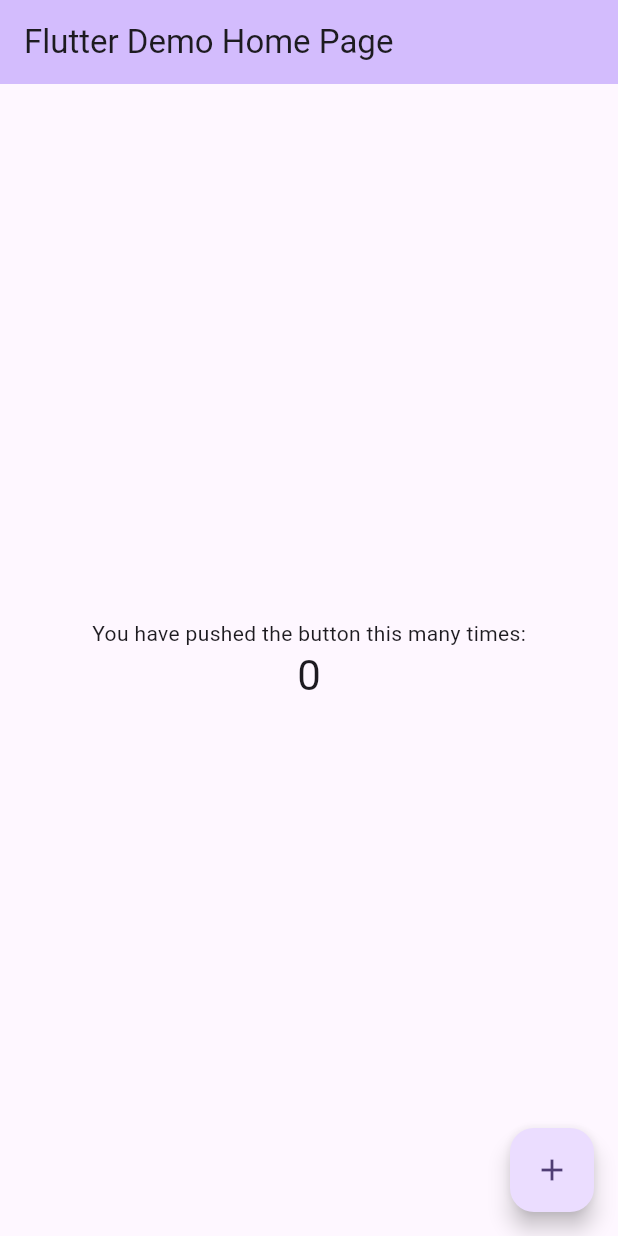
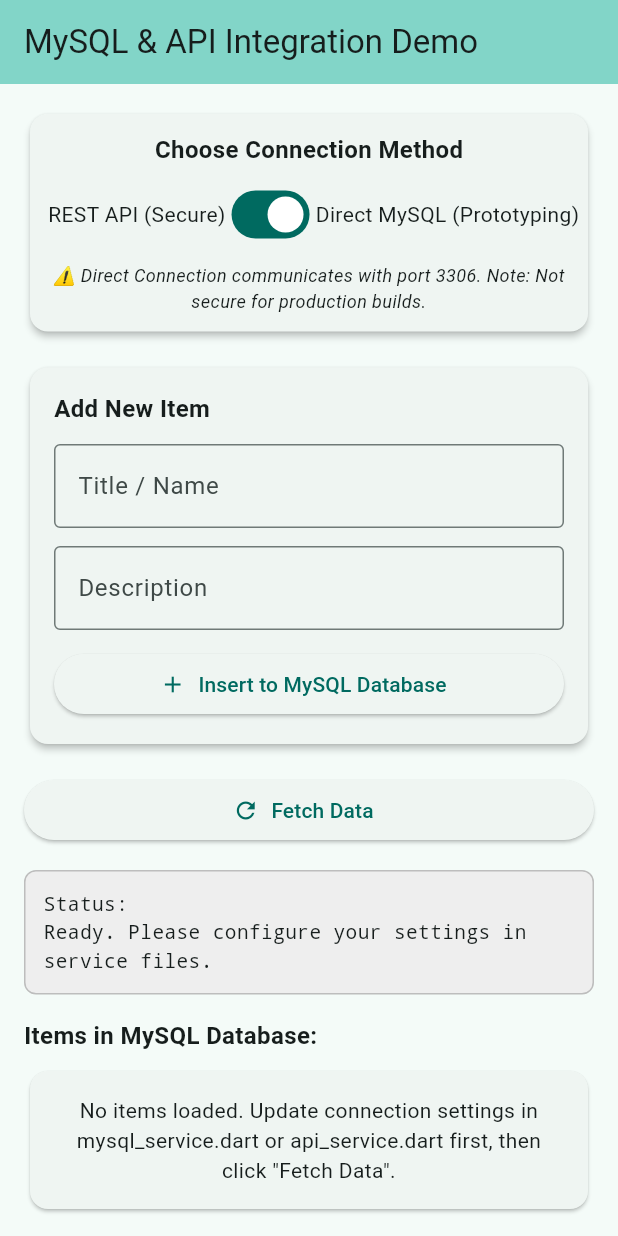
Before and after one commit to sajadXz/Education-Robot, a Flutter app: the screen it shows after launch, on a phone screen of 412 x 824 dp. Run offline on Flutter 3.47's test engine with Material 3 defaults, Android fonts, the phone set to English and light mode, and no system bars; missing offline and left inert: mysql1.

Commit message:
API and mysql setup

```diff
--- /dev/null
+++ b/app/lib/api_service.dart
@@ -0,0 +1,38 @@
+import 'dart:convert';
+import 'package:http/http.dart' as http;
+
+/// Service to interact with a secure backend API that connects to MySQL.
+///
+/// This is the RECOMMENDED approach for production mobile applications.
+class ApiService {
+  // Replace with your server's backend URL
+  static const String _baseUrl = 'https://api.yourdomain.com/v1';
+
+  /// Fetch list of items/users from the database via REST API
+  static Future<List<Map<String, dynamic>>> fetchItems() async {
+    final response = await http.get(Uri.parse('$_baseUrl/items'));
+
+    if (response.statusCode == 200) {
+      final List<dynamic> data = jsonDecode(response.body);
+      return data.map((json) => json as Map<String, dynamic>).toList();
+    } else {
+      throw Exception('Failed to load items from backend REST API');
+    }
+  }
+
+  /// Insert a new item/user into the database via REST API
+  static Future<void> insertItem(String title, String description) async {
+    final response = await http.post(
+      Uri.parse('$_baseUrl/items'),
+      headers: {'Content-Type': 'application/json'},
+      body: jsonEncode({
+        'title': title,
+        'description': description,
+      }),
+    );
+
+    if (response.statusCode != 201 && response.statusCode != 200) {
+      throw Exception('Failed to create item via backend REST API');
+    }
+  }
+}
--- a/app/lib/main.dart
+++ b/app/lib/main.dart
@@ -1,4 +1,6 @@
 import 'package:flutter/material.dart';
+import 'mysql_service.dart';
+import 'api_service.dart';
 
 void main() {
   runApp(const MyApp());
@@ -7,115 +9,268 @@ void main() {
 class MyApp extends StatelessWidget {
   const MyApp({super.key});
 
-  // This widget is the root of your application.
   @override
   Widget build(BuildContext context) {
     return MaterialApp(
-      title: 'Flutter Demo',
+      title: 'Education Robot MySQL Demo',
       theme: ThemeData(
-        // This is the theme of your application.
-        //
-        // TRY THIS: Try running your application with "flutter run". You'll see
-        // the application has a purple toolbar. Then, without quitting the app,
-        // try changing the seedColor in the colorScheme below to Colors.green
-        // and then invoke "hot reload" (save your changes or press the "hot
-        // reload" button in a Flutter-supported IDE, or press "r" if you used
-        // the command line to start the app).
-        //
-        // Notice that the counter didn't reset back to zero; the application
-        // state is not lost during the reload. To reset the state, use hot
-        // restart instead.
-        //
-        // This works for code too, not just values: Most code changes can be
-        // tested with just a hot reload.
-        colorScheme: ColorScheme.fromSeed(seedColor: Colors.deepPurple),
+        colorScheme: ColorScheme.fromSeed(seedColor: Colors.teal),
+        useMaterial3: true,
       ),
-      home: const MyHomePage(title: 'Flutter Demo Home Page'),
+      home: const DatabaseDemoHome(),
     );
   }
 }
 
-class MyHomePage extends StatefulWidget {
-  const MyHomePage({super.key, required this.title});
-
-  // This widget is the home page of your application. It is stateful, meaning
-  // that it has a State object (defined below) that contains fields that affect
-  // how it looks.
-
-  // This class is the configuration for the state. It holds the values (in this
-  // case the title) provided by the parent (in this case the App widget) and
-  // used by the build method of the State. Fields in a Widget subclass are
-  // always marked "final".
-
-  final String title;
+class DatabaseDemoHome extends StatefulWidget {
+  const DatabaseDemoHome({super.key});
 
   @override
-  State<MyHomePage> createState() => _MyHomePageState();
+  State<DatabaseDemoHome> createState() => _DatabaseDemoHomeState();
 }
 
-class _MyHomePageState extends State<MyHomePage> {
-  int _counter = 0;
+class _DatabaseDemoHomeState extends State<DatabaseDemoHome> {
+  bool _useDirectConnection = true; // Toggle between direct MySQL and REST API
+  List<Map<String, dynamic>> _items = [];
+  bool _isLoading = false;
+  String _statusMessage = 'Ready. Please configure your settings in service files.';
 
-  void _incrementCounter() {
+  final TextEditingController _titleController = TextEditingController();
+  final TextEditingController _descController = TextEditingController();
+
+  Future<void> _fetchData() async {
     setState(() {
-      // This call to setState tells the Flutter framework that something has
-      // changed in this State, which causes it to rerun the build method below
-      // so that the display can reflect the updated values. If we changed
-      // _counter without calling setState(), then the build method would not be
-      // called again, and so nothing would appear to happen.
-      _counter++;
+      _isLoading = true;
+      _statusMessage = 'Fetching data...';
     });
+
+    try {
+      List<Map<String, dynamic>> data;
+      if (_useDirectConnection) {
+        data = await MySqlService.fetchItems();
+      } else {
+        data = await ApiService.fetchItems();
+      }
+
+      setState(() {
+        _items = data;
+        _statusMessage = 'Data loaded successfully! (${_items.length} items found)';
+      });
+    } catch (e) {
+      setState(() {
+        _items = [];
+        _statusMessage = 'Error loading data. Make sure credentials/URLs are updated.\nDetails: $e';
+      });
+    } finally {
+      setState(() {
+        _isLoading = false;
+      });
+    }
+  }
+
+  Future<void> _addData() async {
+    final title = _titleController.text.trim();
+    final desc = _descController.text.trim();
+
+    if (title.isEmpty || desc.isEmpty) {
+      ScaffoldMessenger.of(context).showSnackBar(
+        const SnackBar(content: Text('Please fill all fields')),
+      );
+      return;
+    }
+
+    setState(() {
+      _isLoading = true;
+      _statusMessage = 'Adding item...';
+    });
+
+    try {
+      if (_useDirectConnection) {
+        await MySqlService.insertItem(title, desc);
+      } else {
+        await ApiService.insertItem(title, desc);
+      }
+
+      _titleController.clear();
+      _descController.clear();
+      setState(() {
+        _statusMessage = 'Item added successfully!';
+      });
+      _fetchData(); // Refresh list after adding
+    } catch (e) {
+      setState(() {
+        _isLoading = false;
+        _statusMessage = 'Error adding item.\nDetails: $e';
+      });
+    }
   }
 
   @override
   Widget build(BuildContext context) {
-    // This method is rerun every time setState is called, for instance as done
-    // by the _incrementCounter method above.
-    //
-    // The Flutter framework has been optimized to make rerunning build methods
-    // fast, so that you can just rebuild anything that needs updating rather
-    // than having to individually change instances of widgets.
     return Scaffold(
       appBar: AppBar(
-        // TRY THIS: Try changing the color here to a specific color (to
-        // Colors.amber, perhaps?) and trigger a hot reload to see the AppBar
-        // change color while the other colors stay the same.
+        title: const Text('MySQL & API Integration Demo'),
         backgroundColor: Theme.of(context).colorScheme.inversePrimary,
-        // Here we take the value from the MyHomePage object that was created by
-        // the App.build method, and use it to set our appbar title.
-        title: Text(widget.title),
       ),
-      body: Center(
-        // Center is a layout widget. It takes a single child and positions it
-        // in the middle of the parent.
+      body: SingleChildScrollView(
+        padding: const EdgeInsets.all(16.0),
         child: Column(
-          // Column is also a layout widget. It takes a list of children and
-          // arranges them vertically. By default, it sizes itself to fit its
-          // children horizontally, and tries to be as tall as its parent.
-          //
-          // Column has various properties to control how it sizes itself and
-          // how it positions its children. Here we use mainAxisAlignment to
-          // center the children vertically; the main axis here is the vertical
-          // axis because Columns are vertical (the cross axis would be
-          // horizontal).
-          //
-          // TRY THIS: Invoke "debug painting" (choose the "Toggle Debug Paint"
-          // action in the IDE, or press "p" in the console), to see the
-          // wireframe for each widget.
-          mainAxisAlignment: MainAxisAlignment.center,
+          crossAxisAlignment: CrossAxisAlignment.stretch,
           children: [
-            const Text('You have pushed the button this many times:'),
-            Text(
-              '$_counter',
-              style: Theme.of(context).textTheme.headlineMedium,
+            // Switch Connection Method
+            Card(
+              elevation: 2,
+              child: Padding(
+                padding: const EdgeInsets.all(12.0),
+                child: Column(
+                  children: [
+                    const Text(
+                      'Choose Connection Method',
+                      style: TextStyle(fontSize: 16, fontWeight: FontWeight.bold),
+                    ),
+                    const SizedBox(height: 8),
+                    Row(
+                      mainAxisAlignment: MainAxisAlignment.center,
+                      children: [
+                        const Text('REST API (Secure)'),
+                        Switch(
+                          value: _useDirectConnection,
+                          onChanged: (val) {
+                            setState(() {
+                              _useDirectConnection = val;
+                              _items = [];
+                              _statusMessage = 'Switched connection method. Load data to start.';
+                            });
+                          },
+                        ),
+                        const Text('Direct MySQL (Prototyping)'),
+                      ],
+                    ),
+                    const SizedBox(height: 8),
+                    Text(
+                      _useDirectConnection
+                          ? '⚠️ Direct Connection communicates with port 3306. Note: Not secure for production builds.'
+                          : '✅ REST API makes secure HTTPS calls to a web server middleware. Best for production apps.',
+                      style: const TextStyle(fontSize: 12, fontStyle: FontStyle.italic),
+                      textAlign: TextAlign.center,
+                    ),
+                  ],
+                ),
+              ),
             ),
+            const SizedBox(height: 16),
+
+            // Form to Add Data
+            Card(
+              elevation: 2,
+              child: Padding(
+                padding: const EdgeInsets.all(16.0),
+                child: Column(
+                  crossAxisAlignment: CrossAxisAlignment.stretch,
+                  children: [
+                    const Text(
+                      'Add New Item',
+                      style: TextStyle(fontSize: 16, fontWeight: FontWeight.bold),
+                    ),
+                    const SizedBox(height: 12),
+                    TextField(
+                      controller: _titleController,
+                      decoration: const InputDecoration(
+                        labelText: 'Title / Name',
+                        border: OutlineInputBorder(),
+                      ),
+                    ),
+                    const SizedBox(height: 12),
+                    TextField(
+                      controller: _descController,
+                      decoration: const InputDecoration(
+                        labelText: 'Description',
+                        border: OutlineInputBorder(),
+                      ),
+                    ),
+                    const SizedBox(height: 12),
+                    ElevatedButton.icon(
+                      onPressed: _isLoading ? null : _addData,
+                      icon: const Icon(Icons.add),
+                      label: const Text('Insert to MySQL Database'),
+                    ),
+                  ],
+                ),
+              ),
+            ),
+            const SizedBox(height: 16),
+
+            // Fetch and Status Controls
+            Row(
+              children: [
+                Expanded(
+                  child: ElevatedButton.icon(
+                    onPressed: _isLoading ? null : _fetchData,
+                    icon: const Icon(Icons.refresh),
+                    label: const Text('Fetch Data'),
+                  ),
+                ),
+              ],
+            ),
+            const SizedBox(height: 16),
+
+            // Status message
+            Container(
+              padding: const EdgeInsets.all(12),
+              decoration: BoxDecoration(
+                color: Colors.grey[200],
+                borderRadius: BorderRadius.circular(8),
+                border: Border.all(color: Colors.grey[400]!),
+              ),
+              child: Text(
+                'Status:\n$_statusMessage',
+                style: const TextStyle(fontFamily: 'monospace', fontSize: 13),
+              ),
+            ),
+            const SizedBox(height: 16),
+
+            // List of retrieved items
+            const Text(
+              'Items in MySQL Database:',
+              style: TextStyle(fontSize: 16, fontWeight: FontWeight.bold),
+            ),
+            const SizedBox(height: 8),
+
+            if (_isLoading)
+              const Center(
+                child: Padding(
+                  padding: EdgeInsets.all(16.0),
+                  child: CircularProgressIndicator(),
+                ),
+              )
+            else if (_items.isEmpty)
+              const Card(
+                child: Padding(
+                  padding: EdgeInsets.all(16.0),
+                  child: Text(
+                    'No items loaded. Update connection settings in mysql_service.dart or api_service.dart first, then click "Fetch Data".',
+                    textAlign: TextAlign.center,
+                  ),
+                ),
+              )
+            else
+              ListView.builder(
+                shrinkWrap: true,
+                physics: const NeverScrollableScrollPhysics(),
+                itemCount: _items.length,
+                itemBuilder: (ctx, index) {
+                  final item = _items[index];
+                  return Card(
+                    child: ListTile(
+                      leading: CircleAvatar(child: Text('${item['id'] ?? index + 1}')),
+                      title: Text(item['title'] ?? 'No Title'),
+                      subtitle: Text(item['description'] ?? 'No Description'),
+                    ),
+                  );
+                },
+              ),
           ],
         ),
-      ),
-      floatingActionButton: FloatingActionButton(
-        onPressed: _incrementCounter,
-        tooltip: 'Increment',
-        child: const Icon(Icons.add),
       ),
     );
   }
--- /dev/null
+++ b/app/lib/mysql_service.dart
@@ -0,0 +1,59 @@
+import 'package:mysql1/mysql1.dart';
+
+/// Service to interact directly with a MySQL Database.
+///
+/// Note: While useful for prototyping, direct connection to a database
+/// from a mobile app is not recommended for production due to security risks.
+class MySqlService {
+  // Connection Configuration
+  static const String _host = 'your-database-host-or-ip'; // e.g., '10.0.2.2' for Local Android Emulator
+  static const int _port = 3306;
+  static const String _user = 'your_username';
+  static const String _password = 'your_password';
+  static const String _dbName = 'your_database_name';
+
+  static final ConnectionSettings _settings = ConnectionSettings(
+    host: _host,
+    port: _port,
+    user: _user,
+    password: _password,
+    db: _dbName,
+  );
+
+  /// Fetch list of items/users from the database
+  static Future<List<Map<String, dynamic>>> fetchItems() async {
+    final conn = await MySqlConnection.connect(_settings);
+    try {
+      final Results results = await conn.query('SELECT id, title, description FROM items');
+
+      final List<Map<String, dynamic>> items = [];
+      for (var row in results) {
+        items.add({
+          'id': row[0],
+          'title': row[1],
+          'description': row[2],
+        });
+      }
+      return items;
+    } catch (e) {
+      throw Exception('Database Error: $e');
+    } finally {
+      await conn.close(); // Always close the connection
+    }
+  }
+
+  /// Insert a new item/user into the database
+  static Future<void> insertItem(String title, String description) async {
+    final conn = await MySqlConnection.connect(_settings);
+    try {
+      await conn.query(
+        'INSERT INTO items (title, description) VALUES (?, ?)',
+        [title, description],
+      );
+    } catch (e) {
+      throw Exception('Database Error: $e');
+    } finally {
+      await conn.close(); // Always close the connection
+    }
+  }
+}
--- a/app/pubspec.yaml
+++ b/app/pubspec.yaml
@@ -34,6 +34,8 @@ dependencies:
   # The following adds the Cupertino Icons font to your application.
   # Use with the CupertinoIcons class for iOS style icons.
   cupertino_icons: ^1.0.8
+  mysql1: ^0.20.0
+  http: ^1.1.0
 
 dev_dependencies:
   flutter_test:
```
Also changed, not shown: app/pubspec.lock.
